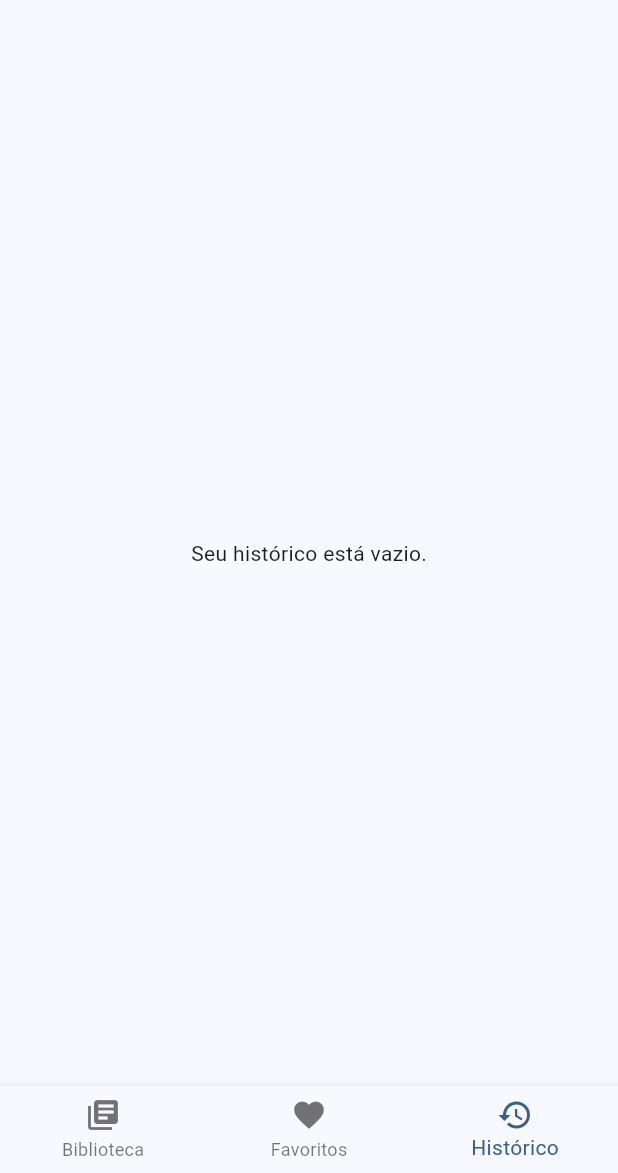
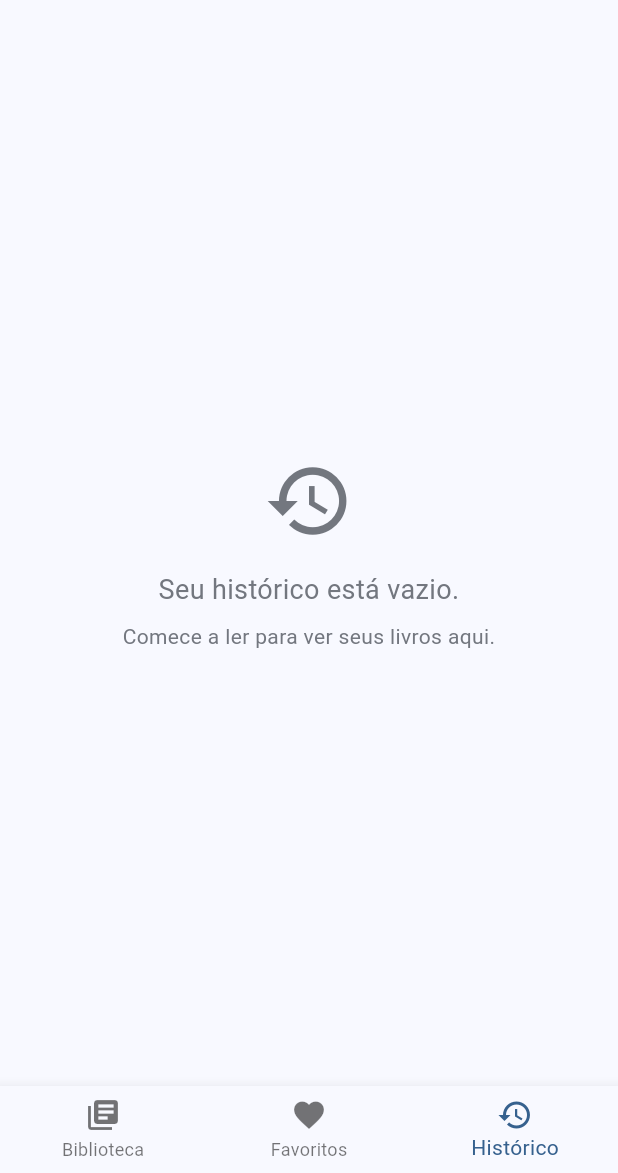
Before and after one commit to Luiz-eduardp/akashic_records, a Flutter app: the screen it shows after launch, swiped to page 3, on a phone screen of 412 x 824 dp, the part 63-1236 px from its top. Run offline on Flutter 3.47's test engine with Material 3 defaults, Android fonts, the phone set to English and light mode, and no system bars; our stand-ins replace cached_network_image, cookie_jar, dio, flutter_colorpicker, flutter_html, scrollable_positioned_list and 2 more.

Commit message:
refactor: improve the structure of the history screen and error handling

```diff
--- a/lib/screens/history/history_screen.dart
+++ b/lib/screens/history/history_screen.dart
@@ -1,4 +1,3 @@
-import 'dart:async';
 import 'dart:convert';
 import 'package:akashic_records/screens/reader/reader_screen.dart';
 import 'package:flutter/material.dart';
@@ -46,11 +45,17 @@ class _HistoryScreenState extends State<HistoryScreen> {
 
       for (final historyKey in historyKeys) {
         final historyString = prefs.getString(historyKey) ?? '[]';
+        try {
           List<dynamic> history = List<dynamic>.from(jsonDecode(historyString));
 
           loadedHistory.addAll(
             history.map((item) => Map<String, dynamic>.from(item)),
           );
+        } catch (e) {
+          debugPrint(
+            "Erro ao decodificar histórico para a chave $historyKey: $e",
+          );
+        }
       }
 
       loadedHistory.sort((a, b) {
@@ -60,13 +65,17 @@ class _HistoryScreenState extends State<HistoryScreen> {
         try {
           dateA = a['lastRead'] != null ? DateTime.parse(a['lastRead']) : null;
         } catch (e) {
-          print("Erro ao fazer o parse da data A: ${a['lastRead']}, erro: $e");
+          debugPrint(
+            "Erro ao fazer o parse da data A: ${a['lastRead']}, erro: $e",
+          );
         }
 
         try {
           dateB = b['lastRead'] != null ? DateTime.parse(b['lastRead']) : null;
         } catch (e) {
-          print("Erro ao fazer o parse da data B: ${b['lastRead']}, erro: $e");
+          debugPrint(
+            "Erro ao fazer o parse da data B: ${b['lastRead']}, erro: $e",
+          );
         }
 
         if (dateA == null && dateB == null) return 0;
@@ -83,7 +92,7 @@ class _HistoryScreenState extends State<HistoryScreen> {
         });
       }
     } catch (e) {
-      print("Erro ao carregar histórico: $e");
+      debugPrint("Erro ao carregar histórico: $e");
       if (_mounted) {
         setState(() {
           _isLoading = false;
@@ -105,16 +114,56 @@ class _HistoryScreenState extends State<HistoryScreen> {
 
   @override
   Widget build(BuildContext context) {
-    return Scaffold(
-      body:
-          _isLoading
-              ? const Center(child: CircularProgressIndicator())
-              : _history.isEmpty
-              ? const Center(child: Text('Seu histórico está vazio.'))
-              : RefreshIndicator(
+    return Scaffold(body: _buildBody());
+  }
+
+  Widget _buildBody() {
+    if (_isLoading) {
+      return const Center(child: CircularProgressIndicator());
+    }
+
+    if (_history.isEmpty) {
+      return Center(
+        child: Column(
+          mainAxisAlignment: MainAxisAlignment.center,
+          children: [
+            Icon(
+              Icons.history,
+              size: 60,
+              color: Theme.of(context).colorScheme.outline,
+            ),
+            const SizedBox(height: 16),
+            Text(
+              'Seu histórico está vazio.',
+              style: TextStyle(
+                fontSize: 18,
+                color: Theme.of(context).colorScheme.outline,
+              ),
+              textAlign: TextAlign.center,
+            ),
+            const SizedBox(height: 8),
+            Text(
+              'Comece a ler para ver seus livros aqui.',
+              style: TextStyle(
+                fontSize: 14,
+                color: Theme.of(context).colorScheme.outline,
+              ),
+              textAlign: TextAlign.center,
+            ),
+          ],
+        ),
+      );
+    }
+
+    return RefreshIndicator(
       onRefresh: _refreshHistory,
-                child: ListView.builder(
+      color: Theme.of(context).colorScheme.secondary,
+      backgroundColor: Theme.of(context).colorScheme.surface,
+      child: ListView.separated(
+        padding: const EdgeInsets.all(8),
         itemCount: _history.length,
+        separatorBuilder:
+            (context, index) => const Divider(height: 1, color: Colors.grey),
         itemBuilder: (context, index) {
           final item = _history[index];
           return HistoryCardWidget(
@@ -124,14 +173,9 @@ class _HistoryScreenState extends State<HistoryScreen> {
             lastRead: DateTime.parse(
               item['lastRead'] ?? DateTime.now().toIso8601String(),
             ),
-                      onTap:
-                          () => _handleHistoryTap(
-                            item['novelId'],
-                            item['pluginId'],
-                          ),
+            onTap: () => _handleHistoryTap(item['novelId'], item['pluginId']),
           );
         },
-                ),
       ),
     );
   }
```
Lines whose indentation alone changed are shown as unchanged.
